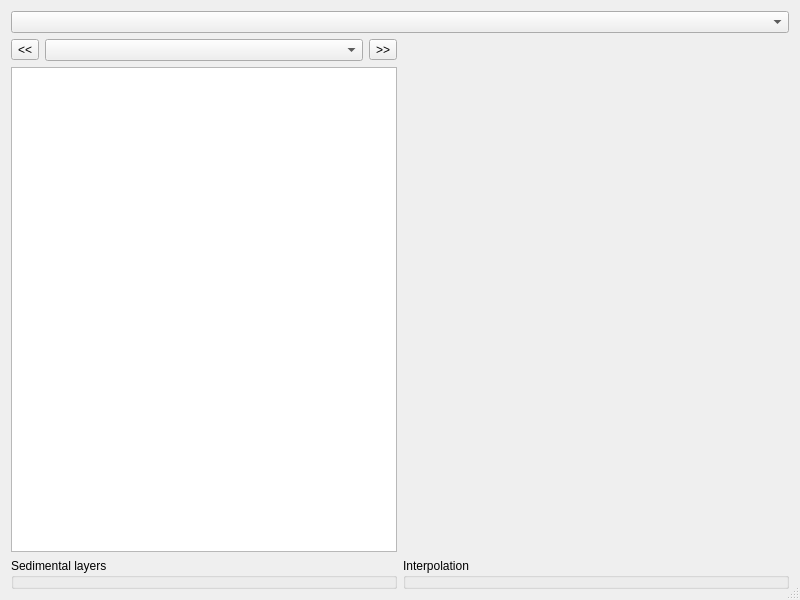
Qt form PreCourlis/ui/profile_dialog_base.ui (nixsosx2032/PreCourlis) before a commit.
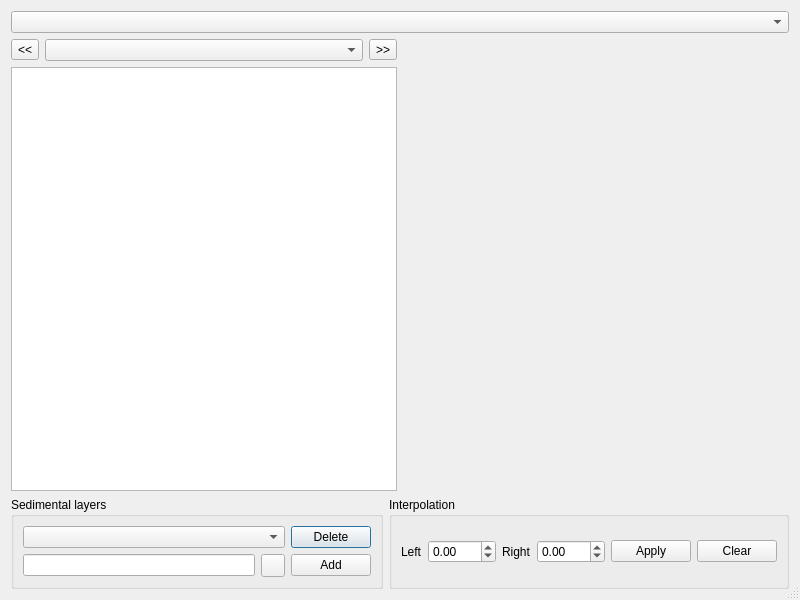
The same form after that commit. Custom widgets are drawn as their Qt base class.

Commit message: Complete profile dialog ui file

Patch:
```diff
--- a/PreCourlis/ui/profile_dialog_base.ui
+++ b/PreCourlis/ui/profile_dialog_base.ui
@@ -89,6 +89,50 @@
        <property name="title">
         <string>Sedimental layers</string>
        </property>
+       <layout class="QVBoxLayout" name="verticalLayout">
+        <item>
+         <layout class="QHBoxLayout" name="horizontalLayout_3">
+          <item>
+           <widget class="QComboBox" name="sedimentalLayerComboBox">
+            <property name="sizePolicy">
+             <sizepolicy hsizetype="Expanding" vsizetype="Fixed">
+              <horstretch>0</horstretch>
+              <verstretch>0</verstretch>
+             </sizepolicy>
+            </property>
+           </widget>
+          </item>
+          <item>
+           <widget class="QPushButton" name="deleteLayerButton">
+            <property name="text">
+             <string>Delete</string>
+            </property>
+           </widget>
+          </item>
+         </layout>
+        </item>
+        <item>
+         <layout class="QHBoxLayout" name="horizontalLayout_4">
+          <item>
+           <widget class="QLineEdit" name="addLayerNameLineEdit"/>
+          </item>
+          <item>
+           <widget class="QToolButton" name="addLayerColorButton">
+            <property name="text">
+             <string/>
+            </property>
+           </widget>
+          </item>
+          <item>
+           <widget class="QPushButton" name="addLayerButton">
+            <property name="text">
+             <string>Add</string>
+            </property>
+           </widget>
+          </item>
+         </layout>
+        </item>
+       </layout>
       </widget>
      </item>
      <item>
@@ -96,6 +140,71 @@
        <property name="title">
         <string>Interpolation</string>
        </property>
+       <layout class="QHBoxLayout" name="horizontalLayout_2">
+        <item>
+         <widget class="QLabel" name="leftLabel">
+          <property name="text">
+           <string>Left</string>
+          </property>
+         </widget>
+        </item>
+        <item>
+         <widget class="QDoubleSpinBox" name="leftSpinBox">
+          <property name="accelerated">
+           <bool>true</bool>
+          </property>
+          <property name="minimum">
+           <double>-100.000000000000000</double>
+          </property>
+          <property name="maximum">
+           <double>100.000000000000000</double>
+          </property>
+          <property name="singleStep">
+           <double>0.010000000000000</double>
+          </property>
+         </widget>
+        </item>
+        <item>
+         <widget class="QLabel" name="rightLabel">
+          <property name="text">
+           <string>Right</string>
+          </property>
+         </widget>
+        </item>
+        <item>
+         <widget class="QDoubleSpinBox" name="rightSpinBox">
+          <property name="buttonSymbols">
+           <enum>QAbstractSpinBox::UpDownArrows</enum>
+          </property>
+          <property name="accelerated">
+           <bool>true</bool>
+          </property>
+          <property name="minimum">
+           <double>-100.000000000000000</double>
+          </property>
+          <property name="maximum">
+           <double>100.000000000000000</double>
+          </property>
+          <property name="singleStep">
+           <double>0.010000000000000</double>
+          </property>
+         </widget>
+        </item>
+        <item>
+         <widget class="QPushButton" name="applyButton">
+          <property name="text">
+           <string>Apply</string>
+          </property>
+         </widget>
+        </item>
+        <item>
+         <widget class="QPushButton" name="clearButton">
+          <property name="text">
+           <string>Clear</string>
+          </property>
+         </widget>
+        </item>
+       </layout>
       </widget>
      </item>
     </layout>
```
